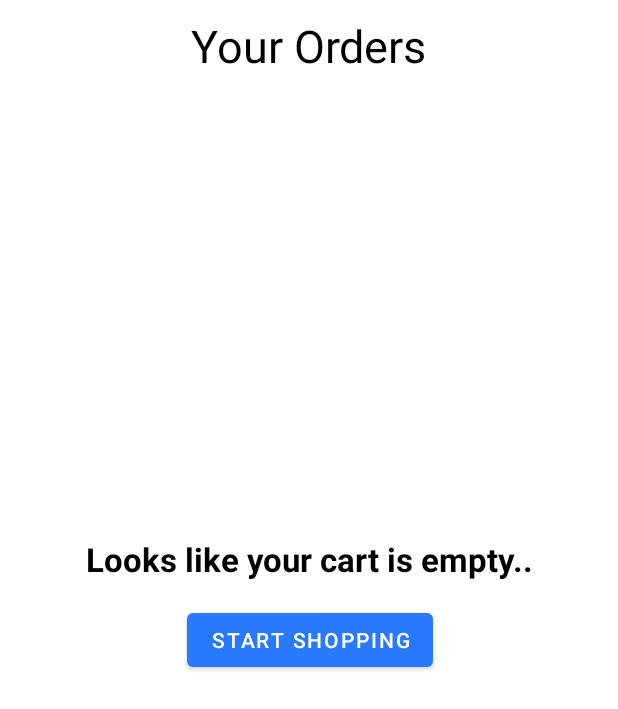
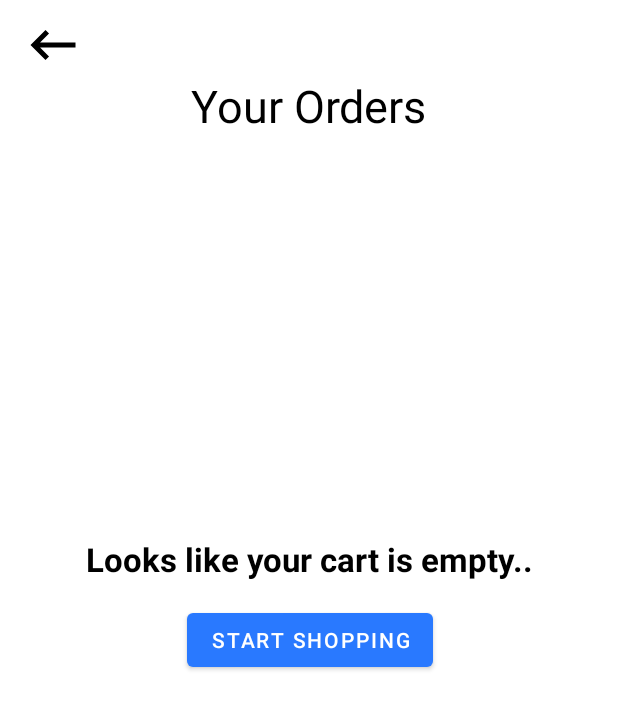
Before and after one commit to vamseevk2001/Kart-X, an Android app: the cart screen opened directly, with no data from a screen before it, on a phone screen of 412 x 824 dp. Shown: the top 709 px of the screen. Run offline under Robolectric (Android 15) with nearby library versions, the phone set to English and light mode, and no system bars; our stand-ins replace Firebase (no records; nobody signed in at launch, a user with empty details on screens opened directly), Picasso; pictures from the network do not load.

Commit message:
cart total price

```diff
--- a/app/src/main/java/com/shapps/myapplication/cart.java
+++ b/app/src/main/java/com/shapps/myapplication/cart.java
@@ -69,9 +69,6 @@ public class cart extends AppCompatActivity {
         recyclerView.setLayoutManager(new LinearLayoutManager(this));
         adapter = new CartAdapter(cart.this, response);
         recyclerView.setAdapter(adapter);
-        setTotal();
-
-
     }
 
     void setTotal(){
@@ -87,7 +84,7 @@ public class cart extends AppCompatActivity {
                         total += ((Long) document.get("price"));
                 }
                 totalView = findViewById(R.id.total);
-                totalView.setText("Rs " + total);
+                totalView.setText("Total amount : Rs " + total);
                 if(total == 0){
                     empty.setVisibility(View.VISIBLE);
                     recyclerView.setVisibility(View.GONE);
@@ -111,4 +108,16 @@ public class cart extends AppCompatActivity {
         super.onStop();
         adapter.stopListening();
     }
+
+    public void back(View view) {
+        Intent intent = new Intent(this, Dashboard.class);
+        startActivity(intent);
+        finish();
+    }
+
+    public void dashboard(View view) {
+        Intent intent = new Intent(this, Dashboard.class);
+        startActivity(intent);
+        finish();
+    }
 }
--- a/app/src/main/res/layout/activity_cart.xml
+++ b/app/src/main/res/layout/activity_cart.xml
@@ -17,6 +17,18 @@
         app:layout_constraintStart_toStartOf="parent"
         app:layout_constraintTop_toBottomOf="@id/orders" />
 
+    <ImageView
+        android:layout_width="40dp"
+        android:layout_height="40dp"
+        android:id="@+id/back"
+        android:onClick="back"
+        app:tint="@color/black"
+        android:layout_marginStart="15dp"
+        android:layout_marginTop="10dp"
+        android:src="@drawable/ic_baseline_keyboard_backspace_24"
+        app:layout_constraintStart_toStartOf="parent"
+        app:layout_constraintTop_toTopOf="parent" />
+
     <TextView
         android:id="@+id/your_orders"
         android:layout_width="wrap_content"
@@ -24,18 +36,18 @@
         android:text="Your Orders"
         android:textSize="30sp"
         android:textColor="@color/black"
-        android:layout_marginTop="10dp"
         app:layout_constraintEnd_toEndOf="parent"
         app:layout_constraintStart_toStartOf="parent"
-        app:layout_constraintTop_toTopOf="parent" />
+        app:layout_constraintTop_toBottomOf="@id/back" />
 
     <TextView
         android:id="@+id/total"
         android:layout_width="wrap_content"
         android:layout_height="wrap_content"
         app:layout_constraintBottom_toTopOf="@+id/orders"
-        app:layout_constraintEnd_toEndOf="parent"
-        android:textSize="28sp"
+        android:textSize="22sp"
+        android:layout_marginTop="8dp"
+        android:layout_marginStart="15dp"
         android:textColor="@color/black"
         app:layout_constraintStart_toStartOf="parent"
         app:layout_constraintTop_toBottomOf="@+id/your_orders" />
@@ -78,6 +90,7 @@
             android:layout_height="wrap_content"
             android:text="Start Shopping"
             android:layout_margin="15dp"
+            android:onClick="dashboard"
             app:layout_constraintBottom_toBottomOf="parent"
             app:layout_constraintEnd_toEndOf="parent"
             app:layout_constraintStart_toStartOf="parent"
```
Also changed, not shown: app/src/main/res/layout/activity_item_description.xml (+3 -5 lines).
